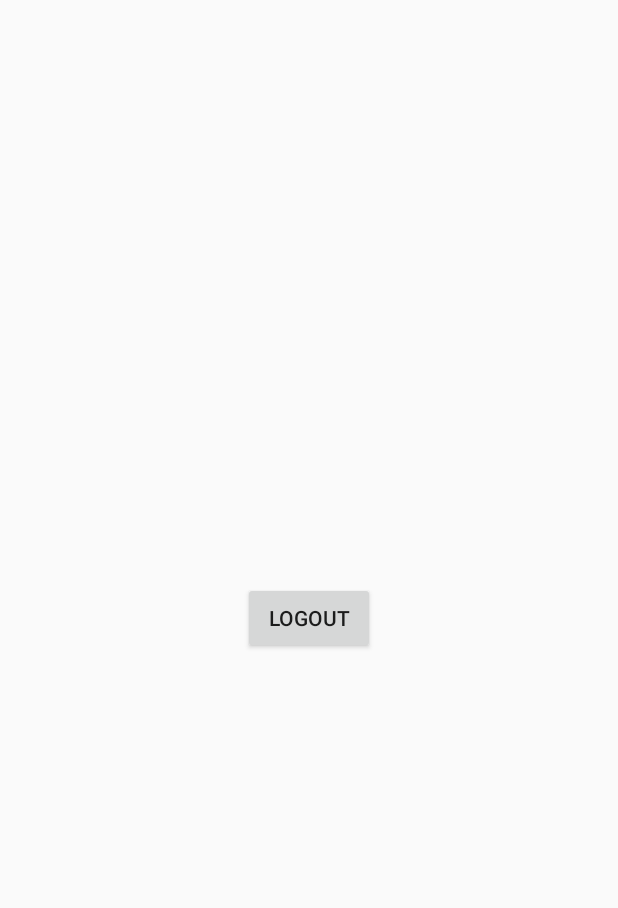
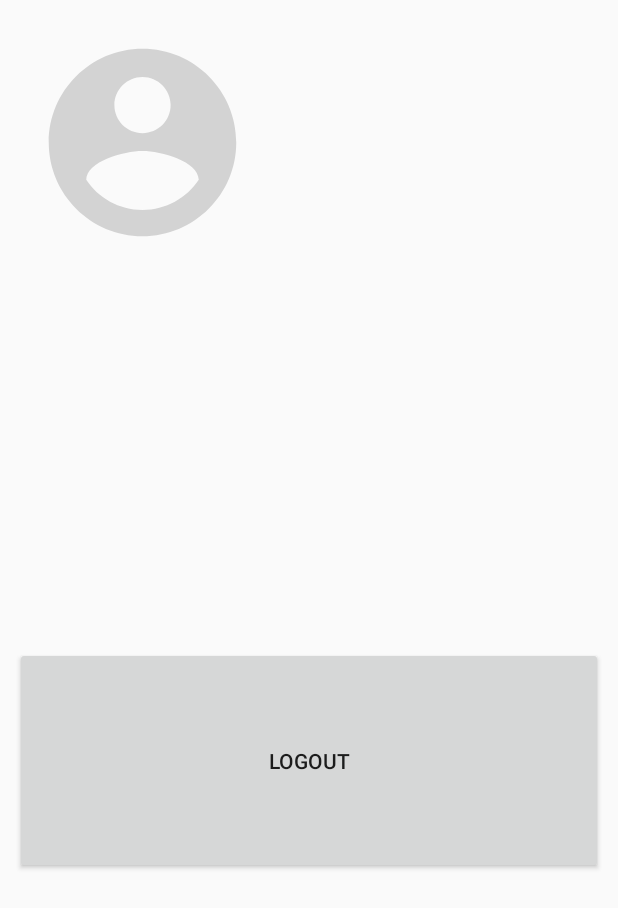
Before and after one commit to smheffron/FlashcardsPro, an Android app: the AccountViewActivity screen opened directly, with no data from a screen before it, on a phone screen of 412 x 824 dp. Shown: the top 908 px of the screen. Run offline under Robolectric (Android 15) with nearby library versions, the phone set to English and light mode, and no system bars; our stand-ins replace data binding.

Commit message:
More work on account view

```diff
--- a/app/build.gradle
+++ b/app/build.gradle
@@ -45,4 +45,5 @@ dependencies {
 
     implementation 'com.android.volley:volley:1.1.0'
     implementation 'com.android.support:design:27.1.1'
+
 }
--- a/app/src/main/java/com/merlinsbeard/flashcardspro/AccountViewActivity.java
+++ b/app/src/main/java/com/merlinsbeard/flashcardspro/AccountViewActivity.java
@@ -12,11 +12,19 @@ import com.merlinsbeard.flashcardspro.databinding.ActivityAccountViewBinding;
 
 public class AccountViewActivity extends Activity {
     private ActivityAccountViewBinding binding;
-    private User user = new User();
+    private User user;
+    private SharedPreferences preferences;
 
     @Override
     public void onCreate(Bundle savedInstanceState){
         super.onCreate(savedInstanceState);
+
+        user =  new User();
+
+        preferences = getApplicationContext().getSharedPreferences("user", Context.MODE_PRIVATE);
+
+        user.setUsername(preferences.getString("username", ""));
+        user.setUserId(preferences.getInt("userId", -1));
 
         binding = DataBindingUtil.setContentView(this, R.layout.activity_account_view);
         binding.setActivity(this);
@@ -24,7 +32,6 @@ public class AccountViewActivity extends Activity {
     }
 
     public void onClickLogout(View view){
-        final SharedPreferences preferences = getApplicationContext().getSharedPreferences("user", Context.MODE_PRIVATE);
         SharedPreferences.Editor editor = preferences.edit();
         editor.remove("userId");
         editor.commit();
--- /dev/null
+++ b/app/src/main/res/drawable/ic_account_circle_grey_125dp.xml
@@ -0,0 +1,5 @@
+<vector android:height="125dp" android:tint="#D3D3D3"
+    android:viewportHeight="24.0" android:viewportWidth="24.0"
+    android:width="125dp" xmlns:android="http://schemas.android.com/apk/res/android">
+    <path android:fillColor="#FF000000" android:pathData="M12,2C6.48,2 2,6.48 2,12s4.48,10 10,10 10,-4.48 10,-10S17.52,2 12,2zM12,5c1.66,0 3,1.34 3,3s-1.34,3 -3,3 -3,-1.34 -3,-3 1.34,-3 3,-3zM12,19.2c-2.5,0 -4.71,-1.28 -6,-3.22 0.03,-1.99 4,-3.08 6,-3.08 1.99,0 5.97,1.09 6,3.08 -1.29,1.94 -3.5,3.22 -6,3.22z"/>
+</vector>
--- a/app/src/main/res/layout/activity_account_view.xml
+++ b/app/src/main/res/layout/activity_account_view.xml
@@ -15,18 +15,58 @@
 
     <android.support.constraint.ConstraintLayout
         android:layout_width="match_parent"
-        android:layout_height="match_parent"
-        >
+        android:layout_height="match_parent">
+
+        <LinearLayout
+            android:id="@+id/accountInfo"
+            android:layout_width="match_parent"
+            android:layout_height="150dp"
+            android:layout_margin="20dp"
+            android:layout_marginEnd="8dp"
+            android:layout_marginLeft="8dp"
+            android:layout_marginRight="8dp"
+            android:layout_marginStart="8dp"
+            android:layout_marginTop="8dp"
+            android:orientation="horizontal"
+            app:layout_constraintEnd_toEndOf="parent"
+            app:layout_constraintStart_toStartOf="parent"
+            app:layout_constraintTop_toTopOf="parent">
+
+            <ImageView
+                android:layout_width="150dp"
+                android:layout_height="150dp"
+                android:background="@drawable/ic_account_circle_grey_125dp" />
+
+            <TextView
+                android:id="@+id/accountName"
+                android:layout_width="match_parent"
+                android:layout_height="match_parent"
+                android:layout_marginLeft="15dp"
+                android:gravity="center_vertical"
+                android:text="@={user.username}"
+                android:textSize="36sp" />
+
+        </LinearLayout>
+
 
         <Button
             android:id="@+id/logoutButton"
-            android:layout_width="wrap_content"
-            android:layout_height="wrap_content"
+            android:layout_width="match_parent"
+            android:layout_height="151dp"
+            android:layout_margin="10dp"
+            android:layout_marginBottom="8dp"
+            android:layout_marginEnd="8dp"
+
+            android:layout_marginLeft="56dp"
+            android:layout_marginRight="8dp"
+            android:layout_marginStart="56dp"
+            android:onClick="@{activity::onClickLogout}"
             android:text="Logout"
-            android:onClick="@{activity::onClickLogout}"
+            app:layout_constraintBottom_toBottomOf="parent"
             app:layout_constraintEnd_toEndOf="parent"
             app:layout_constraintStart_toStartOf="parent"
-            app:layout_constraintBottom_toBottomOf="parent"
-            app:layout_constraintTop_toTopOf="parent"/>
+            app:layout_constraintTop_toBottomOf="@+id/accountInfo"
+            app:layout_constraintVertical_bias="0.521" />
+
     </android.support.constraint.ConstraintLayout>
 </layout>
```
Also changed, not shown: app/src/main/AndroidManifest.xml (+16 -12 lines).
